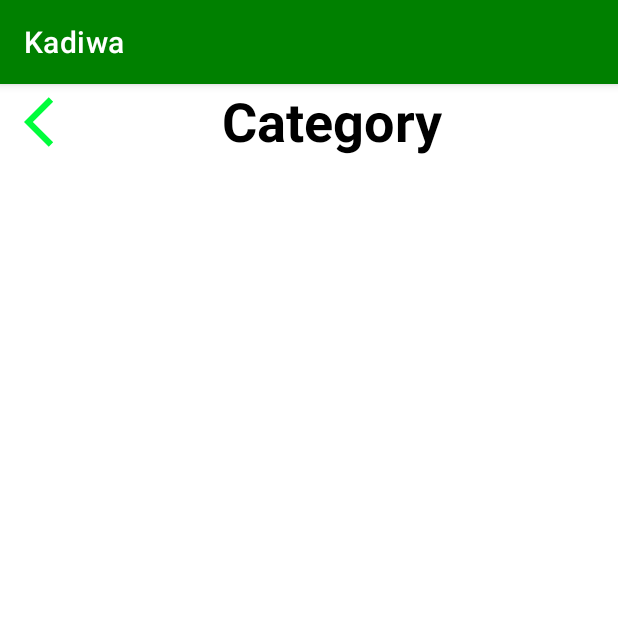
After one commit to KayL-1/GroceryStoreee, an Android app: the CategoryActivity screen opened directly, with no data from a screen before it, on a phone screen of 412 x 824 dp, the top half of it. The commit adds this screen. Run offline under Robolectric (Android 15) with nearby library versions, the phone set to English and light mode, and no system bars.

Commit message:
Category and product clickable

```diff
--- a/GroceryApp/app/src/main/AndroidManifest.xml
+++ b/GroceryApp/app/src/main/AndroidManifest.xml
@@ -12,6 +12,12 @@
         android:supportsRtl="true"
         android:theme="@style/Theme.GroceryApp"
         tools:targetApi="31">
+        <activity
+            android:name=".ProductActivity"
+            android:exported="false" />
+        <activity
+            android:name=".CategoryActivity"
+            android:exported="false" />
         <activity
             android:name=".HomeActivity"
             android:exported="false" />
--- /dev/null
+++ b/GroceryApp/app/src/main/java/com/example/groceryapp/CategoryActivity.java
@@ -0,0 +1,34 @@
+package com.example.groceryapp;
+
+import androidx.appcompat.app.AppCompatActivity;
+
+import android.content.Intent;
+import android.media.Image;
+import android.os.Bundle;
+import android.view.View;
+import android.widget.ImageView;
+
+public class CategoryActivity extends AppCompatActivity {
+
+    ImageView backNav;
+
+    @Override
+    protected void onCreate(Bundle savedInstanceState) {
+        super.onCreate(savedInstanceState);
+        setContentView(R.layout.activity_category);
+
+        backNav = findViewById(R.id.backNav);
+
+        backNav.setOnClickListener(new View.OnClickListener() {
+            @Override
+            public void onClick(View v) {
+                Intent i = new
+                        Intent(CategoryActivity.this,HomeActivity.class);
+                startActivity(i);
+
+            }
+
+        });
+
+    }
+}
--- /dev/null
+++ b/GroceryApp/app/src/main/res/drawable/baseline_arrow_back_ios_24.xml
@@ -0,0 +1,5 @@
+<vector android:autoMirrored="true" android:height="24dp"
+    android:tint="#00FD3B" android:viewportHeight="24"
+    android:viewportWidth="24" android:width="24dp" xmlns:android="http://schemas.android.com/apk/res/android">
+    <path android:fillColor="@android:color/white" android:pathData="M11.67,3.87L9.9,2.1 0,12l9.9,9.9 1.77,-1.77L3.54,12z"/>
+</vector>
--- /dev/null
+++ b/GroceryApp/app/src/main/res/layout/activity_category.xml
@@ -0,0 +1,42 @@
+<?xml version="1.0" encoding="utf-8"?>
+<RelativeLayout
+    xmlns:android="http://schemas.android.com/apk/res/android"
+    xmlns:app="http://schemas.android.com/apk/res-auto"
+    xmlns:tools="http://schemas.android.com/tools"
+    android:layout_width="match_parent"
+    android:layout_height="match_parent"
+    tools:context=".CategoryActivity">
+
+    <RelativeLayout
+        android:layout_width="match_parent"
+        android:layout_height="wrap_content">
+
+        <ImageView
+            android:id="@+id/backNav"
+            android:layout_width="40dp"
+            android:layout_height="40dp"
+            android:layout_alignParentTop="true"
+            android:layout_marginStart="16dp"
+            android:layout_marginTop="5dp"
+            android:layout_marginBottom="0dp"
+            android:src="@drawable/baseline_arrow_back_ios_24"
+            app:layout_constraintStart_toStartOf="parent"
+            app:layout_constraintTop_toTopOf="parent" />
+
+        <TextView
+            android:layout_width="match_parent"
+            android:layout_height="50dp"
+            android:layout_alignParentEnd="true"
+            android:layout_marginStart="75dp"
+            android:layout_marginEnd="100dp"
+            android:layout_toEndOf="@+id/backNav"
+            android:text="Category"
+            android:textAlignment="center"
+            android:textColor="@color/black"
+            android:textSize="36sp"
+            android:textStyle="bold" />
+    </RelativeLayout>
+
+
+
+</RelativeLayout>
```
Also changed, not shown: GroceryApp/app/src/main/java/com/example/groceryapp/HomeActivity.java (+141 -0 lines), GroceryApp/app/src/main/java/com/example/groceryapp/ProductActivity.java (added, +31 -0 lines), GroceryApp/app/src/main/res/layout/activity_home.xml (+97 -101 lines), GroceryApp/app/src/main/res/layout/activity_product.xml (added, +42 -0 lines).
